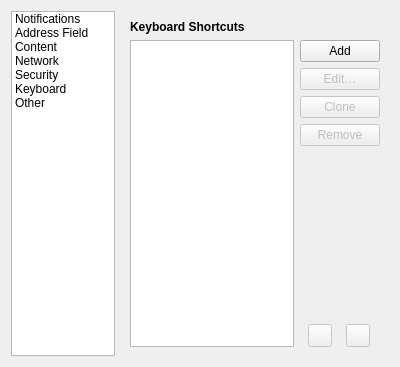
Above: src/ui/preferences/PreferencesAdvancedPageWidget.ui from OtterBrowser/otter-browser before the change. Below: the same form after it.
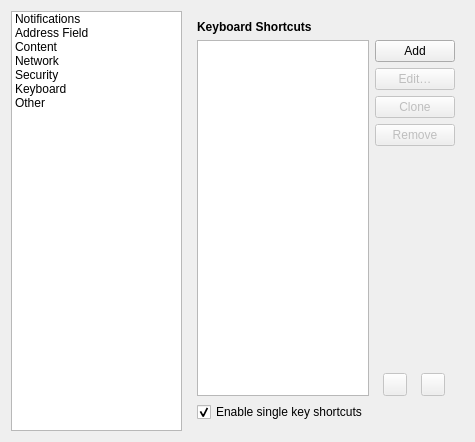
That is the form after the change. The open tabs and pages were chosen to show the change. Custom widgets are drawn as their Qt base class.

Commit message: Add option to disable single key shortcuts, fixes #801

What changed in the file:
```diff
--- a/src/ui/preferences/PreferencesAdvancedPageWidget.ui
+++ b/src/ui/preferences/PreferencesAdvancedPageWidget.ui
@@ -6,8 +6,8 @@
    <rect>
     <x>0</x>
     <y>0</y>
-    <width>400</width>
-    <height>300</height>
+    <width>475</width>
+    <height>442</height>
    </rect>
   </property>
   <layout class="QHBoxLayout" name="horizontalLayout">
@@ -806,7 +806,7 @@
        <item>
         <layout class="QHBoxLayout" name="actionShortcutsLayout">
          <item>
-          <widget class="Otter::ItemViewWidget" name="actionShortcutsViewWidget">
+          <widget class="Otter::ItemViewWidget" name="keyboardViewWidget">
            <property name="dragEnabled">
             <bool>true</bool>
            </property>
@@ -929,6 +929,16 @@
          </item>
         </layout>
        </item>
+       <item>
+        <widget class="QCheckBox" name="keyboardEnableSingleKeyShortcutsCheckBox">
+         <property name="text">
+          <string>Enable single key shortcuts</string>
+         </property>
+         <property name="checked">
+          <bool>true</bool>
+         </property>
+        </widget>
+       </item>
       </layout>
      </widget>
      <widget class="QWidget" name="otherPage">
```
Left out of the diff: 22 changed lines with no effect on the pictures. The commit also changes 3 other files.
